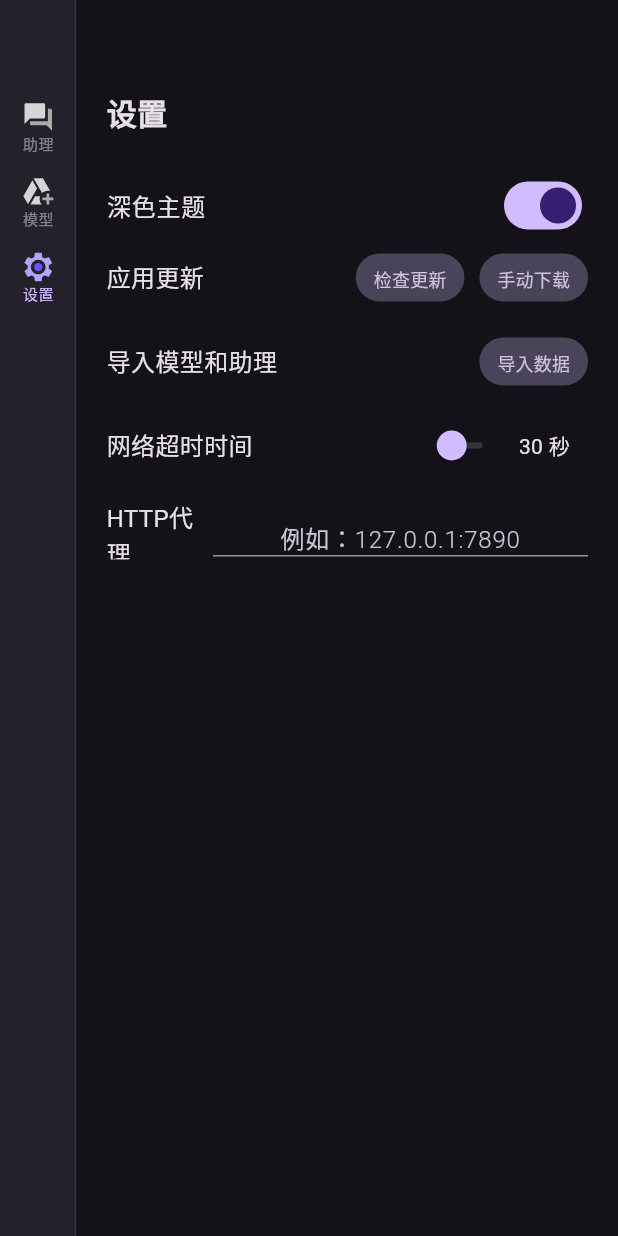
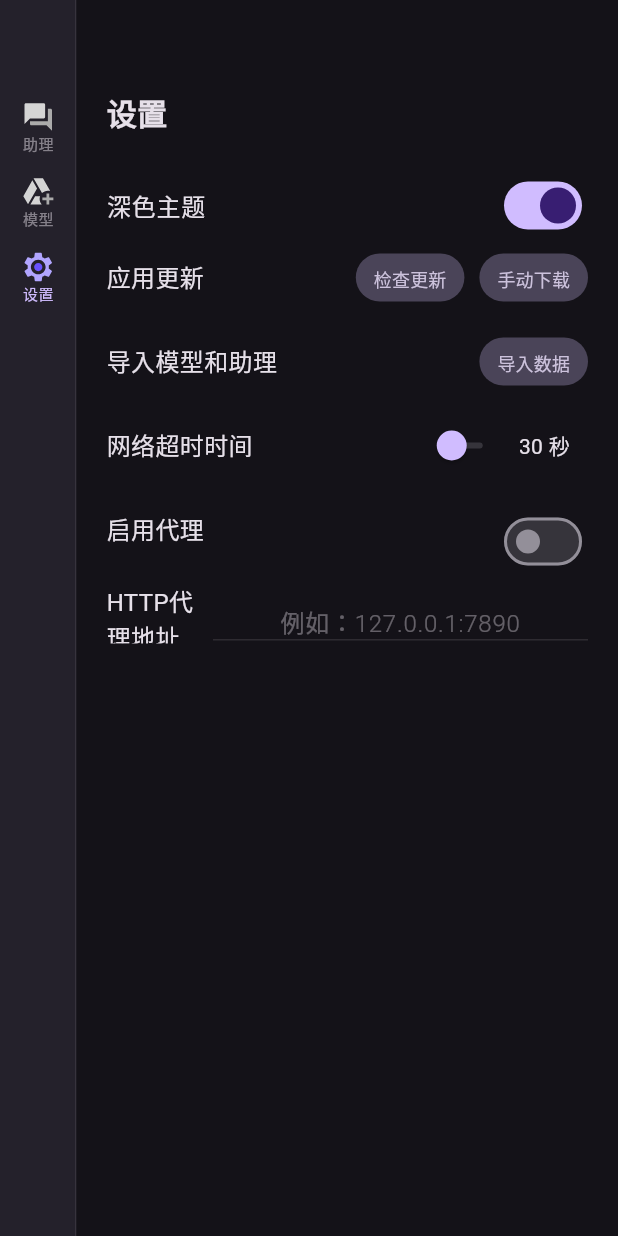
Before and after one commit to nickham-su/talk_ai, a Flutter app: the screen it shows after launch, after a tap on "助理", after a tap on "模型", after a tap on "设置", on a phone screen of 412 x 824 dp. Run offline on Flutter 3.47's test engine with Material 3 defaults, Android fonts, the phone set to English and light mode, and no system bars; our stand-ins replace dio, extended_image, flutter_svg, get, hive, package_info; missing offline and left inert: auto_updater, clipboard, diff_match_patch, file_saver, markdown, markdown_widget and 2 more; accounts and stored records are empty; network calls fail; statements that could not run were skipped.

Commit message:
feat: 设置

```diff
--- a/lib/modules/setting/controllers/setting_controller.dart
+++ b/lib/modules/setting/controllers/setting_controller.dart
@@ -23,4 +23,23 @@ class SettingController extends GetxController {
   void setNetworkTimeout(int timeout) {
     SettingRepository.setNetworkTimeout(timeout);
   }
+
+  /// 启用代理
+  bool isProxyEnable = SettingRepository.getProxyEnable();
+
+  /// 代理地址
+  String proxyAddress = SettingRepository.getProxyAddress();
+
+  /// 设置代理地址
+  void setProxyAddress(String address) {
+    proxyAddress = address;
+    SettingRepository.setProxyAddress(address);
+  }
+
+  /// 切换代理开关
+  void toggleProxyStatus() {
+    isProxyEnable = !isProxyEnable;
+    SettingRepository.setProxyEnable(isProxyEnable);
+    update();
+  }
 }
--- /dev/null
+++ b/lib/modules/setting/views/components/http_proxy_switch_widget.dart
@@ -0,0 +1,30 @@
+import 'package:flutter/material.dart';
+import 'package:get/get.dart';
+import '../../controllers/setting_controller.dart';
+import 'setting_row.dart';
+
+class HttpProxySwitchWidget extends StatelessWidget {
+  const HttpProxySwitchWidget({super.key});
+
+  @override
+  Widget build(BuildContext context) {
+    return GetBuilder<SettingController>(
+      builder: (SettingController controller) {
+        return SettingRow(
+          title: '启用代理',
+          child: SizedBox(
+            height: 40,
+            width: 150,
+            child: SwitchListTile(
+              contentPadding: const EdgeInsets.only(left: 0, right: 0),
+              value: controller.isProxyEnable,
+              onChanged: (bool value) async {
+                controller.toggleProxyStatus();
+              },
+            ),
+          ),
+        );
+      },
+    );
+  }
+}
--- a/lib/modules/setting/views/components/http_proxy_widget.dart
+++ b/lib/modules/setting/views/components/http_proxy_widget.dart
@@ -9,24 +9,25 @@ import '../../../../shared/components/snackbar.dart';
 import '../../controllers/setting_controller.dart';
 import 'setting_row.dart';
 
-class HttpProxyWidget extends GetView<SettingController> {
+class HttpProxyWidget extends StatelessWidget {
   const HttpProxyWidget({super.key});
 
   @override
   Widget build(BuildContext context) {
+    return GetBuilder<SettingController>(builder: (controller) {
       final inputController = TextEditingController();
-    inputController.text = SettingRepository.getProxy();
-
+      inputController.text = controller.proxyAddress;
       return SettingRow(
-      title: 'HTTP代理',
-      child: Container(
+        title: 'HTTP代理地址',
+        child: SizedBox(
           width: 250,
           height: 36,
           child: TextField(
+            enabled: controller.isProxyEnable,
             textAlign: TextAlign.center,
             controller: inputController,
             onChanged: (value) {
-            SettingRepository.setProxy(value);
+              controller.setProxyAddress(value);
             },
             style: const TextStyle(
               height: 1,
@@ -45,42 +46,6 @@ class HttpProxyWidget extends GetView<SettingController> {
           ),
         ),
       );
-
-    return Container(
-      margin: const EdgeInsets.only(top: 16),
-      height: 40,
-      child: Row(
-        crossAxisAlignment: CrossAxisAlignment.center,
-        children: [
-          const Expanded(
-            child: Text(
-              'HTTP代理',
-              style: TextStyle(fontSize: 16),
-            ),
-          ),
-          Container(
-            width: 200,
-            padding: const EdgeInsets.only(bottom: 8, right: 8),
-            child: TextField(
-              controller: inputController,
-              style: const TextStyle(
-                fontSize: 14,
-                fontWeight: FontWeight.w300,
-              ),
-              decoration: InputDecoration(
-                hintText: '127.0.0.1:7890',
-                contentPadding: EdgeInsets.only(left: 8),
-                focusedBorder: UnderlineInputBorder(
-                  borderSide: BorderSide(
-                    width: 1.5,
-                    color: Get.theme.colorScheme.primary,
-                  ),
-                ),
-              ),
-            ),
-          ),
-        ],
-      ),
-    );
+    });
   }
 }
--- a/lib/modules/setting/views/setting_page.dart
+++ b/lib/modules/setting/views/setting_page.dart
@@ -5,6 +5,7 @@ import 'package:TalkAI/modules/setting/views/components/update_widget.dart';
 import '../../../shared/components/layout/models/layout_menu_type.dart';
 import '../../../shared/components/layout/views/layout.dart';
 import 'components/cache_widget.dart';
+import 'components/http_proxy_switch_widget.dart';
 import 'components/import_widget.dart';
 import 'components/network_timeout.dart';
 import 'components/http_proxy_widget.dart';
@@ -48,6 +49,7 @@ class SettingPage extends StatelessWidget {
                   const UpdateWidget(),
                   const ImportWidget(),
                   const NetworkTimeout(),
+                  const HttpProxySwitchWidget(),
                   const HttpProxyWidget(),
                 ],
               ))),
--- a/lib/shared/repositories/setting_repository.dart
+++ b/lib/shared/repositories/setting_repository.dart
@@ -88,24 +88,28 @@ class SettingRepository {
     return null;
   }
 
-  /// 缓存代理
-  static String? _cacheProxy = null;
-
-  /// 设置代理
+  /// 设置代理地址
   /// [proxy] 代理地址，例如：127.0.0.1:7890
-  static setProxy(String proxy) {
+  static setProxyAddress(String proxy) {
     final box = Hive.box(_boxName);
-    box.put('proxy', proxy);
-    _cacheProxy = proxy;
+    box.put('proxy_address', proxy);
   }
 
-  /// 获取代理
-  static String getProxy() {
-    if (_cacheProxy != null) {
-      return _cacheProxy!;
-    }
+  /// 获取代理地址
+  static String getProxyAddress() {
     final box = Hive.box(_boxName);
-    _cacheProxy = box.get('proxy', defaultValue: '');
-    return _cacheProxy!;
+    return box.get('proxy_address', defaultValue: '');
+  }
+
+  /// 设置代理启用
+  static setProxyEnable(bool enable) {
+    final box = Hive.box(_boxName);
+    box.put('proxy_enable', enable);
+  }
+
+  /// 获取代理启用
+  static bool getProxyEnable() {
+    final box = Hive.box(_boxName);
+    return box.get('proxy_enable', defaultValue: false);
   }
 }
```
Lines whose indentation alone changed are shown as unchanged.
